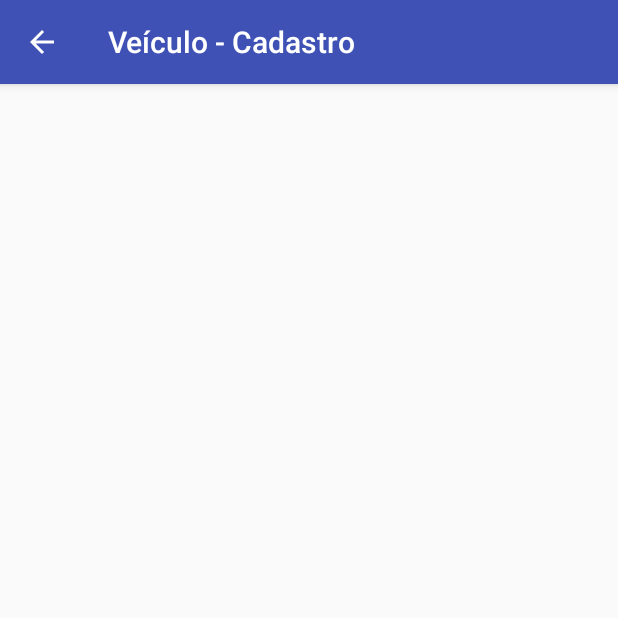
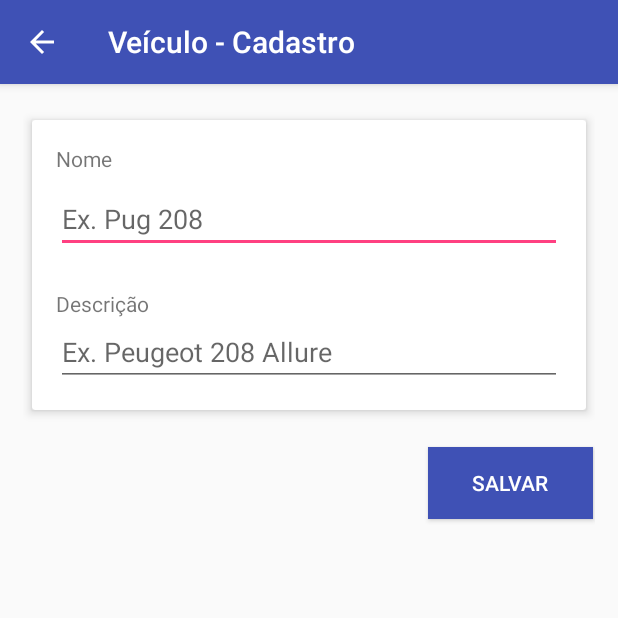
Before and after one commit to mivad/mobile-development-app, an Android app: the VeiculoActivity screen opened directly, with no data from a screen before it, on a phone screen of 412 x 824 dp, the top half of it. Run offline under Robolectric (Android 15) with nearby library versions, the phone set to English and light mode, and no system bars.

Commit message:
Form de cadastro do veículo e ação click botão

```diff
--- a/app/build.gradle
+++ b/app/build.gradle
@@ -29,6 +29,7 @@ dependencies {
 
     implementation 'com.android.support:design:27.1.1'
     implementation 'com.android.support:support-vector-drawable:27.1.1'
+    implementation 'com.android.support:cardview-v7:27.1.1'
 
     implementation 'com.android.support.constraint:constraint-layout:1.1.0'
     testImplementation 'junit:junit:4.12'
--- a/app/src/main/java/com/imd/abastecimentosapp/VeiculoActivity.java
+++ b/app/src/main/java/com/imd/abastecimentosapp/VeiculoActivity.java
@@ -3,6 +3,9 @@ package com.imd.abastecimentosapp;
 import android.support.v7.app.AppCompatActivity;
 import android.os.Bundle;
 import android.view.MenuItem;
+import android.view.View;
+import android.widget.Button;
+import android.widget.Toast;
 
 public class VeiculoActivity extends AppCompatActivity {
 
@@ -14,6 +17,15 @@ public class VeiculoActivity extends AppCompatActivity {
         getSupportActionBar().setDisplayHomeAsUpEnabled(true);
         getSupportActionBar().setDisplayShowHomeEnabled(true);
         getSupportActionBar().setTitle("Veículo - Cadastro");
+
+
+        final Button button = findViewById(R.id.btnSalvar);
+        button.setOnClickListener(new View.OnClickListener() {
+            public void onClick(View v) {
+                Toast toast = Toast.makeText(getBaseContext(), "Ok.", Toast.LENGTH_LONG);
+                toast.show();
+            }
+        });
     }
 
     @Override
--- a/app/src/main/res/layout/activity_veiculo.xml
+++ b/app/src/main/res/layout/activity_veiculo.xml
@@ -1,9 +1,90 @@
 <?xml version="1.0" encoding="utf-8"?>
-<android.support.constraint.ConstraintLayout xmlns:android="http://schemas.android.com/apk/res/android"
+<LinearLayout xmlns:android="http://schemas.android.com/apk/res/android"
     xmlns:app="http://schemas.android.com/apk/res-auto"
     xmlns:tools="http://schemas.android.com/tools"
+    android:id="@+id/container"
     android:layout_width="match_parent"
     android:layout_height="match_parent"
+    android:orientation="vertical"
+    android:layout_marginTop="15dp"
+    android:layout_marginLeft="15dp"
+    android:layout_marginRight="15dp"
+
     tools:context=".VeiculoActivity">
 
-</android.support.constraint.ConstraintLayout>
+    <android.support.v7.widget.CardView
+        xmlns:card_view="http://schemas.android.com/apk/res-auto"
+        android:id="@+id/card_view"
+        android:layout_gravity="center"
+        android:layout_width="match_parent"
+        android:layout_height="wrap_content"
+        card_view:cardBackgroundColor="@color/cardview_light_background"
+        card_view:cardMaxElevation="5dp"
+        card_view:cardElevation="4dp"
+        card_view:cardUseCompatPadding="true"
+        >
+
+        <RelativeLayout
+            android:layout_width="match_parent"
+            android:layout_height="wrap_content"
+            android:paddingLeft="16dp"
+            android:paddingRight="16dp"
+            android:paddingBottom="16dp"
+
+            >
+
+                <TextView
+                    android:id="@+id/lblNome"
+                    android:layout_width="wrap_content"
+                    android:layout_height="wrap_content"
+                    android:layout_marginTop="16dp"
+                    android:layout_marginBottom="8dp"
+                    android:text="Nome"
+                    />
+
+                <EditText
+                    android:id="@+id/txtNome"
+                    android:layout_width="match_parent"
+                    android:layout_height="wrap_content"
+                    android:inputType="text"
+                    android:layout_below="@+id/lblNome"
+                    android:layout_marginBottom="8dp"
+                    android:hint="Ex. Pug 208"
+                    />
+
+
+
+            <TextView
+                android:id="@+id/lblDescricao"
+                android:layout_width="wrap_content"
+                android:layout_height="wrap_content"
+                android:text="Descrição"
+                android:layout_marginTop="16dp"
+                android:layout_below="@+id/txtNome"
+                />
+
+            <EditText
+                android:id="@+id/txtDescricao"
+                android:layout_width="match_parent"
+                android:layout_height="wrap_content"
+                android:inputType="text"
+                android:layout_below="@+id/lblDescricao"
+                android:hint="Ex. Peugeot 208 Allure"
+                />
+
+        </RelativeLayout>
+
+    </android.support.v7.widget.CardView>
+
+    <Button
+        android:id="@+id/btnSalvar"
+        android:layout_marginTop="16dp"
+        android:layout_width="110dp"
+        android:layout_height="wrap_content"
+        android:layout_marginRight="@dimen/cardview_compat_inset_shadow"
+        android:layout_gravity="right"
+        android:textColor="#FFFFFF"
+        android:background="@color/colorPrimary"
+        android:text="Salvar" />
+
+</LinearLayout>
```
